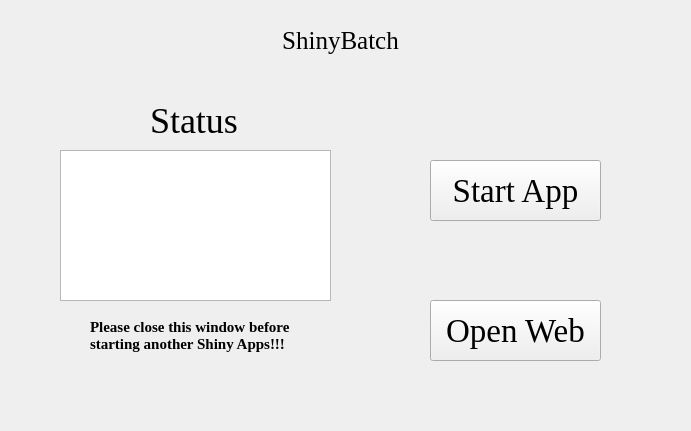
This is ShinyBatch.ui in hzaurzli/MicroWorldOmics as Qt 5 draws it before an edit. The edited form follows.
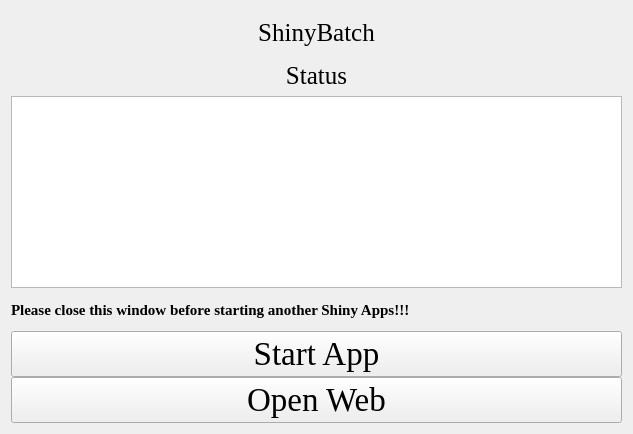
This is the edited form. Icons and pictures are not drawn.

Patch:
```diff
--- a/ShinyBatch.ui
+++ b/ShinyBatch.ui
@@ -6,8 +6,8 @@
    <rect>
     <x>0</x>
     <y>0</y>
-    <width>691</width>
-    <height>431</height>
+    <width>633</width>
+    <height>434</height>
    </rect>
   </property>
   <property name="windowTitle">
@@ -16,28 +16,17 @@
   <property name="styleSheet">
    <string notr="true">background-image: url(D:/Documents/Desktop/bb.png)</string>
   </property>
-  <widget class="QTextBrowser" name="textBrowser">
-   <property name="geometry">
-    <rect>
-     <x>60</x>
-     <y>150</y>
-     <width>271</width>
-     <height>151</height>
-    </rect>
+  <layout class="QGridLayout" name="gridLayout_4">
+   <property name="verticalSpacing">
+    <number>0</number>
    </property>
-   <property name="styleSheet">
-    <string notr="true">background-image: url(D:/Documents/Desktop/white.png)</string>
-   </property>
-  </widget>
+   <item row="0" column="0">
+    <layout class="QGridLayout" name="gridLayout_5">
+     <property name="verticalSpacing">
+      <number>0</number>
+     </property>
+     <item row="0" column="0" colspan="3">
   <widget class="QLabel" name="label">
-   <property name="geometry">
-    <rect>
-     <x>260</x>
-     <y>20</y>
-     <width>161</width>
-     <height>41</height>
-    </rect>
-   </property>
    <property name="font">
     <font>
      <family>Times New Roman</family>
@@ -51,75 +40,32 @@
     <set>Qt::AlignCenter</set>
    </property>
   </widget>
-  <widget class="QLabel" name="label_2">
-   <property name="geometry">
-    <rect>
-     <x>150</x>
-     <y>100</y>
-     <width>101</width>
-     <height>41</height>
-    </rect>
-   </property>
+     </item>
+     <item row="3" column="0" colspan="3">
+      <widget class="QLabel" name="label_4">
    <property name="font">
     <font>
      <family>Times New Roman</family>
-     <pointsize>27</pointsize>
+         <pointsize>19</pointsize>
     </font>
    </property>
    <property name="text">
     <string>Status</string>
    </property>
    <property name="alignment">
-    <set>Qt::AlignLeading|Qt::AlignLeft|Qt::AlignVCenter</set>
-   </property>
-  </widget>
-  <widget class="QPushButton" name="pushButton">
-   <property name="geometry">
-    <rect>
-     <x>430</x>
-     <y>160</y>
-     <width>171</width>
-     <height>61</height>
-    </rect>
-   </property>
-   <property name="font">
-    <font>
-     <family>Times New Roman</family>
-     <pointsize>25</pointsize>
-    </font>
-   </property>
-   <property name="text">
-    <string>Start App</string>
-   </property>
-  </widget>
-  <widget class="QPushButton" name="pushButton_2">
-   <property name="geometry">
-    <rect>
-     <x>430</x>
-     <y>300</y>
-     <width>171</width>
-     <height>61</height>
-    </rect>
-   </property>
-   <property name="font">
-    <font>
-     <family>Times New Roman</family>
-     <pointsize>25</pointsize>
-    </font>
-   </property>
-   <property name="text">
-    <string>Open Web</string>
-   </property>
-  </widget>
+        <set>Qt::AlignCenter</set>
+       </property>
+      </widget>
+     </item>
+     <item row="5" column="0" rowspan="2" colspan="3">
+      <widget class="QTextBrowser" name="textBrowser">
+       <property name="styleSheet">
+        <string notr="true">background-image: url(D:/Documents/Desktop/white.png)</string>
+       </property>
+      </widget>
+     </item>
+     <item row="7" column="0" colspan="3">
   <widget class="QLabel" name="label_3">
-   <property name="geometry">
-    <rect>
-     <x>90</x>
-     <y>310</y>
-     <width>211</width>
-     <height>51</height>
-    </rect>
-   </property>
    <property name="font">
     <font>
      <family>Times New Roman</family>
@@ -129,10 +75,39 @@
     </font>
    </property>
    <property name="text">
-    <string>Please close this window before
-starting another Shiny Apps!!!</string>
-   </property>
-  </widget>
+        <string>Please close this window before starting another Shiny Apps!!!</string>
+       </property>
+      </widget>
+     </item>
+     <item row="8" column="0" colspan="3">
+      <widget class="QPushButton" name="pushButton">
+       <property name="font">
+        <font>
+         <family>Times New Roman</family>
+         <pointsize>25</pointsize>
+        </font>
+       </property>
+       <property name="text">
+        <string>Start App</string>
+       </property>
+      </widget>
+     </item>
+     <item row="9" column="0" colspan="3">
+      <widget class="QPushButton" name="pushButton_2">
+       <property name="font">
+        <font>
+         <family>Times New Roman</family>
+         <pointsize>25</pointsize>
+        </font>
+       </property>
+       <property name="text">
+        <string>Open Web</string>
+       </property>
+      </widget>
+     </item>
+    </layout>
+   </item>
+  </layout>
  </widget>
  <resources/>
  <connections/>
```
Left out of the diff: 2 changed lines with no effect on the pictures. Lines whose indentation alone changed are shown as unchanged.
